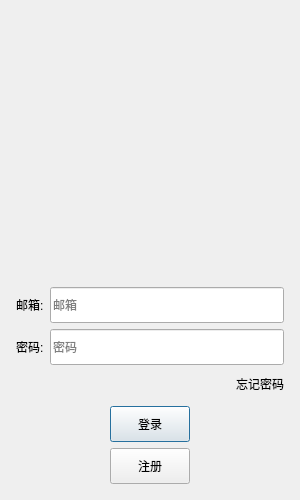
This is ChatClient/logindialog.ui in zyuhao7/WeChat as Qt 5 draws it before an edit. The edited form follows.
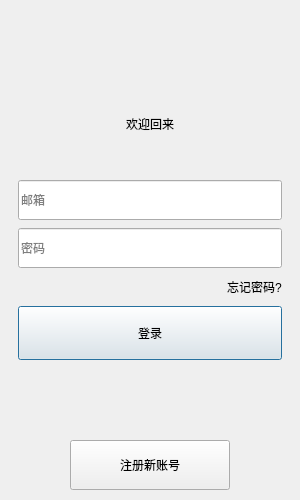
This is the edited form. Custom widgets are drawn as their Qt base class.

Commit message:
feat(client): restyle the login page as liquid glass
Adds a drifting pastel backdrop behind the whole window, a frosted glass card and
pill buttons that squeeze on press and spring back, so the login screen matches the
iOS-style liquid-glass look. Other pages keep the Fluent look for now.

```diff
--- a/ChatClient/logindialog.ui
+++ b/ChatClient/logindialog.ui
@@ -25,123 +25,109 @@
   <property name="windowTitle">
    <string>Dialog</string>
   </property>
-  <property name="layoutDirection">
-   <enum>Qt::LayoutDirection::LeftToRight</enum>
-  </property>
-  <layout class="QVBoxLayout" name="verticalLayout_2">
-   <item>
-    <layout class="QVBoxLayout" name="verticalLayout">
+  <layout class="QVBoxLayout" name="page_layout">
+   <property name="spacing">
+    <number>0</number>
+   </property>
      <property name="leftMargin">
-      <number>5</number>
+    <number>4</number>
      </property>
      <property name="topMargin">
-      <number>5</number>
+    <number>8</number>
      </property>
      <property name="rightMargin">
-      <number>5</number>
+    <number>4</number>
      </property>
      <property name="bottomMargin">
-      <number>5</number>
-     </property>
-     <item>
-      <widget class="QLabel" name="err_tip">
-       <property name="minimumSize">
-        <size>
-         <width>0</width>
-         <height>25</height>
-        </size>
-       </property>
-       <property name="maximumSize">
-        <size>
-         <width>16777215</width>
-         <height>25</height>
-        </size>
-       </property>
-       <property name="text">
-        <string/>
-       </property>
-      </widget>
-     </item>
-     <item>
-      <widget class="QWidget" name="widget" native="true">
-       <property name="minimumSize">
-        <size>
-         <width>200</width>
-         <height>230</height>
-        </size>
-       </property>
-       <layout class="QGridLayout" name="gridLayout">
-        <item row="0" column="0">
+    <number>10</number>
+   </property>
+   <item alignment="Qt::AlignHCenter">
          <widget class="QLabel" name="head_label">
           <property name="minimumSize">
            <size>
-            <width>200</width>
-            <height>200</height>
+       <width>96</width>
+       <height>96</height>
            </size>
           </property>
           <property name="maximumSize">
            <size>
-            <width>200</width>
-            <height>200</height>
+       <width>96</width>
+       <height>96</height>
            </size>
           </property>
           <property name="text">
            <string/>
           </property>
-          <property name="scaledContents">
-           <bool>false</bool>
-          </property>
-         </widget>
-        </item>
-       </layout>
-      </widget>
-     </item>
+    </widget>
+   </item>
      <item>
-      <spacer name="verticalSpacer">
-       <property name="orientation">
-        <enum>Qt::Orientation::Vertical</enum>
-       </property>
-       <property name="sizeHint" stdset="0">
+    <widget class="QLabel" name="title_label">
+     <property name="minimumSize">
         <size>
-         <width>20</width>
+       <width>0</width>
          <height>40</height>
         </size>
        </property>
-      </spacer>
+     <property name="text">
+      <string>欢迎回来</string>
+     </property>
+     <property name="alignment">
+      <set>Qt::AlignmentFlag::AlignCenter</set>
+     </property>
+    </widget>
      </item>
      <item>
-      <layout class="QHBoxLayout" name="horizontalLayout">
+    <widget class="GlassPanel" name="card" native="true">
+     <layout class="QVBoxLayout" name="card_layout">
+      <property name="spacing">
+       <number>8</number>
+      </property>
+      <property name="leftMargin">
+       <number>14</number>
+      </property>
+      <property name="topMargin">
+       <number>8</number>
+      </property>
+      <property name="rightMargin">
+       <number>14</number>
+      </property>
+      <property name="bottomMargin">
+       <number>8</number>
+      </property>
        <item>
-        <widget class="QLabel" name="email_lb">
+       <widget class="QLabel" name="err_tip">
          <property name="minimumSize">
           <size>
            <width>0</width>
-           <height>25</height>
+          <height>20</height>
           </size>
          </property>
          <property name="maximumSize">
           <size>
            <width>16777215</width>
-           <height>25</height>
+          <height>20</height>
           </size>
          </property>
          <property name="text">
-          <string>邮箱:</string>
-         </property>
+         <string/>
+        </property>
+        <property name="alignment">
+         <set>Qt::AlignmentFlag::AlignCenter</set>
+        </property>
         </widget>
        </item>
        <item>
-        <widget class="ElaLineEdit" name="email_edit">
+       <widget class="QLineEdit" name="email_edit">
          <property name="minimumSize">
           <size>
            <width>0</width>
-           <height>36</height>
+          <height>40</height>
           </size>
          </property>
          <property name="maximumSize">
           <size>
            <width>16777215</width>
-           <height>36</height>
+          <height>40</height>
           </size>
          </property>
          <property name="placeholderText">
@@ -149,41 +135,18 @@
          </property>
         </widget>
        </item>
-      </layout>
-     </item>
      <item>
-      <layout class="QHBoxLayout" name="horizontalLayout_2">
-       <item>
-        <widget class="QLabel" name="pass_lb">
+       <widget class="QLineEdit" name="pass_edit">
          <property name="minimumSize">
           <size>
            <width>0</width>
-           <height>25</height>
+          <height>40</height>
           </size>
          </property>
          <property name="maximumSize">
           <size>
            <width>16777215</width>
-           <height>25</height>
-          </size>
-         </property>
-         <property name="text">
-          <string>密码:</string>
-         </property>
-        </widget>
-       </item>
-       <item>
-        <widget class="ElaLineEdit" name="pass_edit">
-         <property name="minimumSize">
-          <size>
-           <width>0</width>
-           <height>36</height>
-          </size>
-         </property>
-         <property name="maximumSize">
-          <size>
-           <width>16777215</width>
-           <height>36</height>
+          <height>40</height>
           </size>
          </property>
          <property name="placeholderText">
@@ -191,12 +154,10 @@
          </property>
         </widget>
        </item>
-      </layout>
-     </item>
      <item>
-      <layout class="QHBoxLayout" name="horizontalLayout_3">
+       <layout class="QHBoxLayout" name="forget_row">
        <item>
-        <spacer name="horizontalSpacer">
+         <spacer name="forget_spacer">
          <property name="orientation">
           <enum>Qt::Orientation::Horizontal</enum>
          </property>
@@ -213,140 +174,75 @@
          <property name="minimumSize">
           <size>
            <width>0</width>
-           <height>25</height>
+            <height>22</height>
           </size>
          </property>
          <property name="maximumSize">
           <size>
            <width>16777215</width>
-           <height>25</height>
+            <height>22</height>
           </size>
          </property>
          <property name="text">
-          <string>忘记密码</string>
+           <string>忘记密码?</string>
          </property>
         </widget>
        </item>
       </layout>
      </item>
      <item>
-      <spacer name="verticalSpacer_2">
-       <property name="orientation">
-        <enum>Qt::Orientation::Vertical</enum>
-       </property>
-       <property name="sizeHint" stdset="0">
-        <size>
-         <width>20</width>
-         <height>40</height>
-        </size>
-       </property>
-      </spacer>
-     </item>
-     <item>
-      <layout class="QHBoxLayout" name="horizontalLayout_4">
-       <item>
-        <spacer name="horizontalSpacer_2">
-         <property name="orientation">
-          <enum>Qt::Orientation::Horizontal</enum>
-         </property>
-         <property name="sizeHint" stdset="0">
-          <size>
-           <width>40</width>
-           <height>20</height>
-          </size>
-         </property>
-        </spacer>
-       </item>
-       <item>
-        <widget class="ElaPushButton" name="login_btn">
+       <widget class="GlassButton" name="login_btn">
          <property name="minimumSize">
           <size>
-           <width>80</width>
-           <height>36</height>
+          <width>0</width>
+          <height>54</height>
           </size>
          </property>
          <property name="maximumSize">
           <size>
-           <width>80</width>
-           <height>36</height>
-          </size>
-         </property>
-         <property name="styleSheet">
-          <string notr="true"/>
-         </property>
+          <width>16777215</width>
+          <height>54</height>
+         </size>
+        </property>
          <property name="text">
           <string>登录</string>
          </property>
         </widget>
        </item>
-       <item>
-        <spacer name="horizontalSpacer_3">
-         <property name="orientation">
-          <enum>Qt::Orientation::Horizontal</enum>
-         </property>
-         <property name="sizeHint" stdset="0">
-          <size>
-           <width>40</width>
-           <height>20</height>
-          </size>
-         </property>
-        </spacer>
-       </item>
-      </layout>
+     </layout>
+    </widget>
      </item>
      <item>
-      <layout class="QHBoxLayout" name="horizontalLayout_5">
-       <item>
-        <spacer name="horizontalSpacer_4">
+    <spacer name="bottom_spacer">
          <property name="orientation">
-          <enum>Qt::Orientation::Horizontal</enum>
+      <enum>Qt::Orientation::Vertical</enum>
          </property>
          <property name="sizeHint" stdset="0">
           <size>
-           <width>40</width>
-           <height>20</height>
+       <width>20</width>
+       <height>8</height>
           </size>
          </property>
         </spacer>
        </item>
-       <item>
-        <widget class="ElaPushButton" name="reg_btn">
+   <item alignment="Qt::AlignHCenter">
+    <widget class="GlassButton" name="reg_btn">
          <property name="minimumSize">
           <size>
-           <width>80</width>
-           <height>36</height>
+       <width>160</width>
+       <height>50</height>
           </size>
          </property>
          <property name="maximumSize">
           <size>
-           <width>120</width>
-           <height>36</height>
-          </size>
-         </property>
-         <property name="styleSheet">
-          <string notr="true"/>
-         </property>
+       <width>160</width>
+       <height>50</height>
+      </size>
+     </property>
          <property name="text">
-          <string>注册</string>
-         </property>
-        </widget>
-       </item>
-       <item>
-        <spacer name="horizontalSpacer_5">
-         <property name="orientation">
-          <enum>Qt::Orientation::Horizontal</enum>
-         </property>
-         <property name="sizeHint" stdset="0">
-          <size>
-           <width>40</width>
-           <height>20</height>
-          </size>
-         </property>
-        </spacer>
-       </item>
-      </layout>
-     </item>
-    </layout>
+      <string>注册新账号</string>
+     </property>
+    </widget>
    </item>
   </layout>
  </widget>
@@ -357,14 +253,15 @@
    <header>clickedlabel.h</header>
   </customwidget>
   <customwidget>
-   <class>ElaLineEdit</class>
-   <extends>QLineEdit</extends>
-   <header>ElaLineEdit.h</header>
+   <class>GlassPanel</class>
+   <extends>QWidget</extends>
+   <header>liquidglass.h</header>
+   <container>1</container>
   </customwidget>
   <customwidget>
-   <class>ElaPushButton</class>
+   <class>GlassButton</class>
    <extends>QPushButton</extends>
-   <header>ElaPushButton.h</header>
+   <header>liquidglass.h</header>
   </customwidget>
  </customwidgets>
  <resources/>
```
Lines whose indentation alone changed are shown as unchanged. The commit also changes 7 other files.
